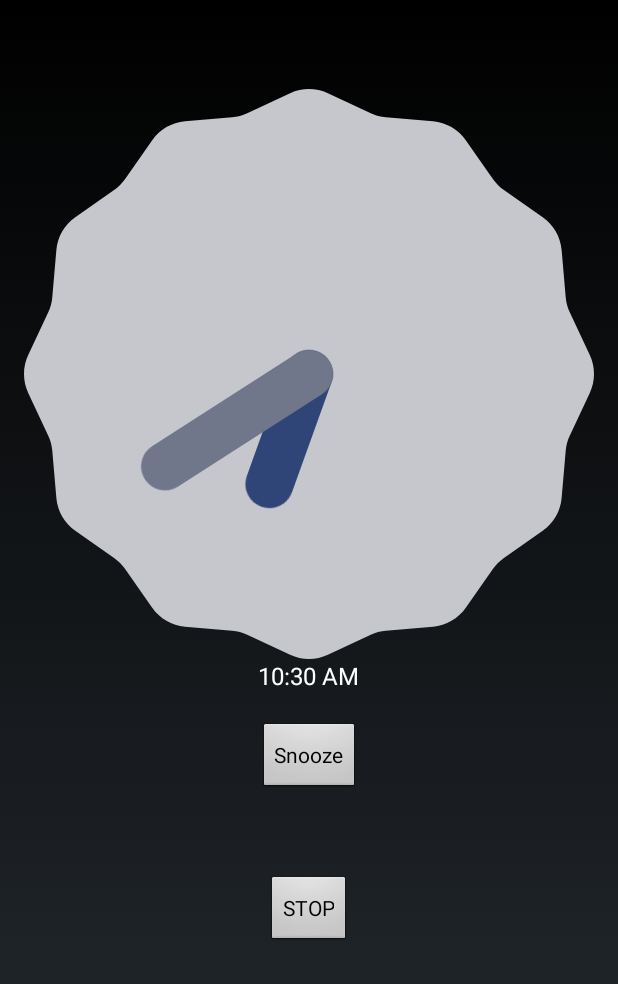
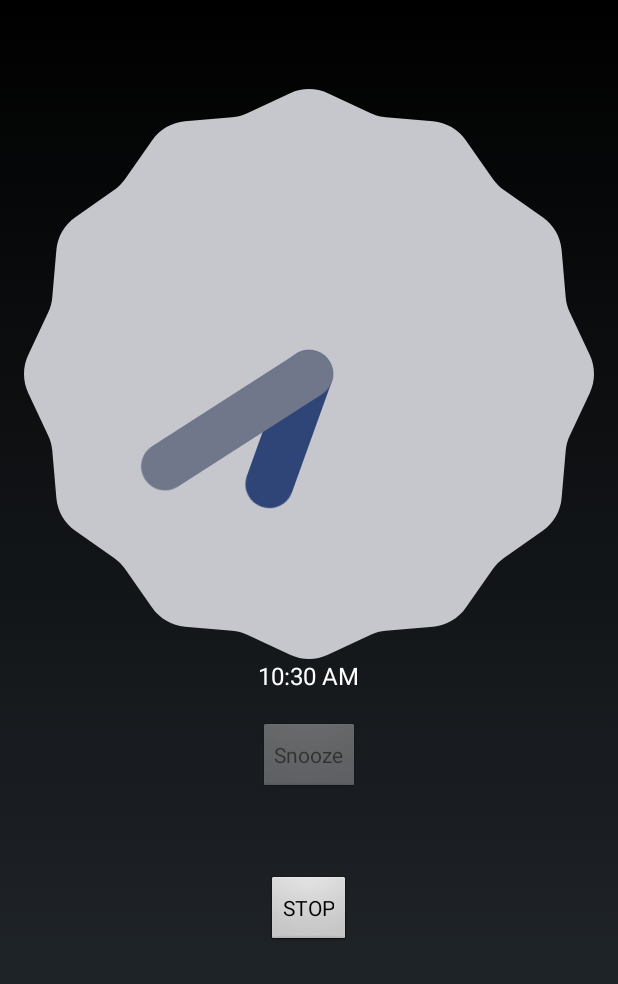
Before and after one commit to AlexanderHederstaf/groupalarm, an Android app: the AlarmScreenActivity screen opened directly, with no data from a screen before it, on a phone screen of 412 x 824 dp. Shown: the top 984 px of the screen. Run offline under Robolectric (Android 15) with nearby library versions, the phone set to English and light mode, and no system bars.

Commit message:
Updated UI with alarm parameters
Showing alarm message
Using the set snooze time
Disable snooze button if time is zero

```diff
--- a/GroupAlarm/app/src/main/java/com/groupalarm/asijge/groupalarm/Alarm/AlarmScreenActivity.java
+++ b/GroupAlarm/app/src/main/java/com/groupalarm/asijge/groupalarm/Alarm/AlarmScreenActivity.java
@@ -14,6 +14,7 @@ import android.view.MenuItem;
 import android.view.View;
 import android.view.WindowManager;
 import android.widget.Button;
+import android.widget.TextView;
 
 import com.groupalarm.asijge.groupalarm.R;
 
@@ -31,7 +32,9 @@ public class AlarmScreenActivity extends Activity {
     protected void onCreate(Bundle savedInstanceState) {
         super.onCreate(savedInstanceState);
         setContentView(R.layout.activity_alarm_screen);
-        //getWindow().getDecorView().setSystemUiVisibility(View.SYSTEM_UI_FLAG_HIDE_NAVIGATION);
+
+        TextView message = ((TextView) findViewById(R.id.alarm_textView));
+        message.setText(getIntent().getStringExtra("MESSAGE"));
 
         Log.d(TAG, "AlarmScreen started");
 
@@ -69,12 +72,15 @@ public class AlarmScreenActivity extends Activity {
             }
         });
 
+        final int snoozeTime = getIntent().getIntExtra("SNOOZE", 0);
         final Context c = this;
         Button snooze = (Button) findViewById(R.id.alarm_snooze_button);
         snooze.setOnClickListener(new View.OnClickListener() {
             @Override
             public void onClick(View v) {
-                AlarmManagerHelper.setSnooze(c, 1);
+                if (snoozeTime > 0) {
+                    AlarmManagerHelper.setSnooze(c, snoozeTime);
+                }
                 if (mediaPlayer != null) {
                     mediaPlayer.stop();
                     mediaPlayer.release();
@@ -83,6 +89,9 @@ public class AlarmScreenActivity extends Activity {
                 finish();
             }
         });
+        if (snoozeTime == 0) {
+            snooze.setEnabled(false);
+        }
 
         new Handler().postDelayed(releaseWakelock, WAKELOCK_TIMEOUT);
     }
--- a/GroupAlarm/app/src/main/res/layout/activity_alarm_screen.xml
+++ b/GroupAlarm/app/src/main/res/layout/activity_alarm_screen.xml
@@ -24,7 +24,7 @@
     <TextView
         android:layout_width="wrap_content"
         android:layout_height="wrap_content"
-        android:id="@+id/textView"
+        android:id="@+id/alarm_textView"
         android:layout_centerVertical="true"
         android:layout_centerHorizontal="true" />
 
@@ -33,7 +33,7 @@
         android:layout_height="wrap_content"
         android:text="Snooze"
         android:id="@+id/alarm_snooze_button"
-        android:layout_below="@+id/textView"
+        android:layout_below="@+id/alarm_textView"
         android:layout_centerHorizontal="true"
         android:layout_marginTop="60dp" />
 
```
